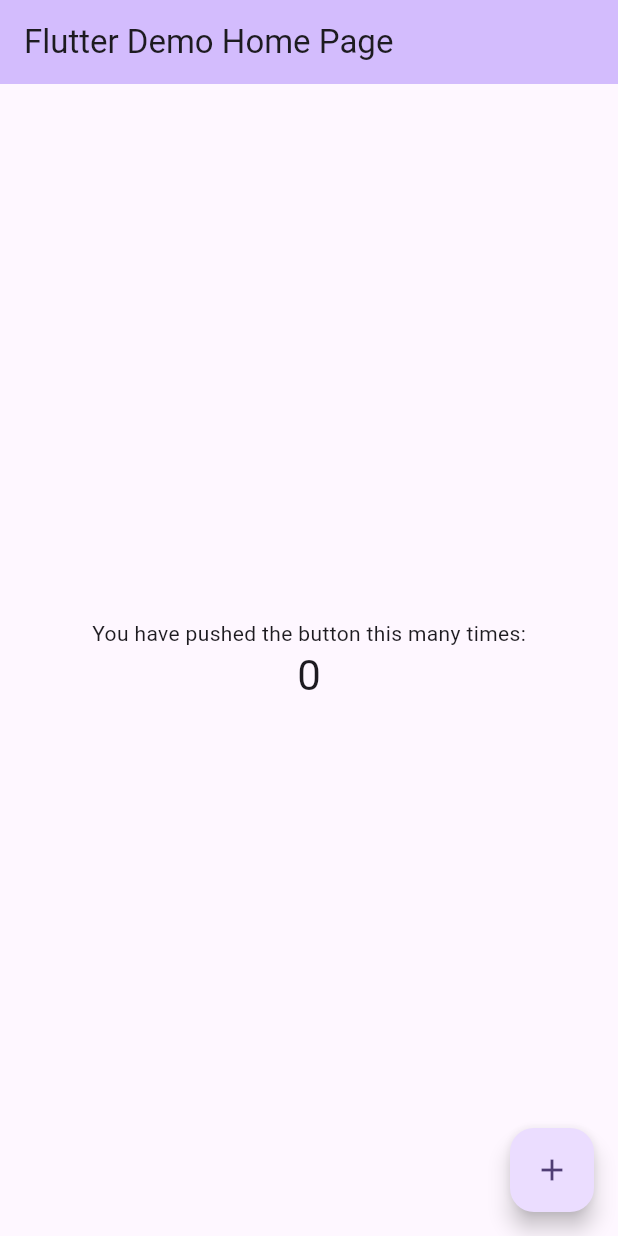
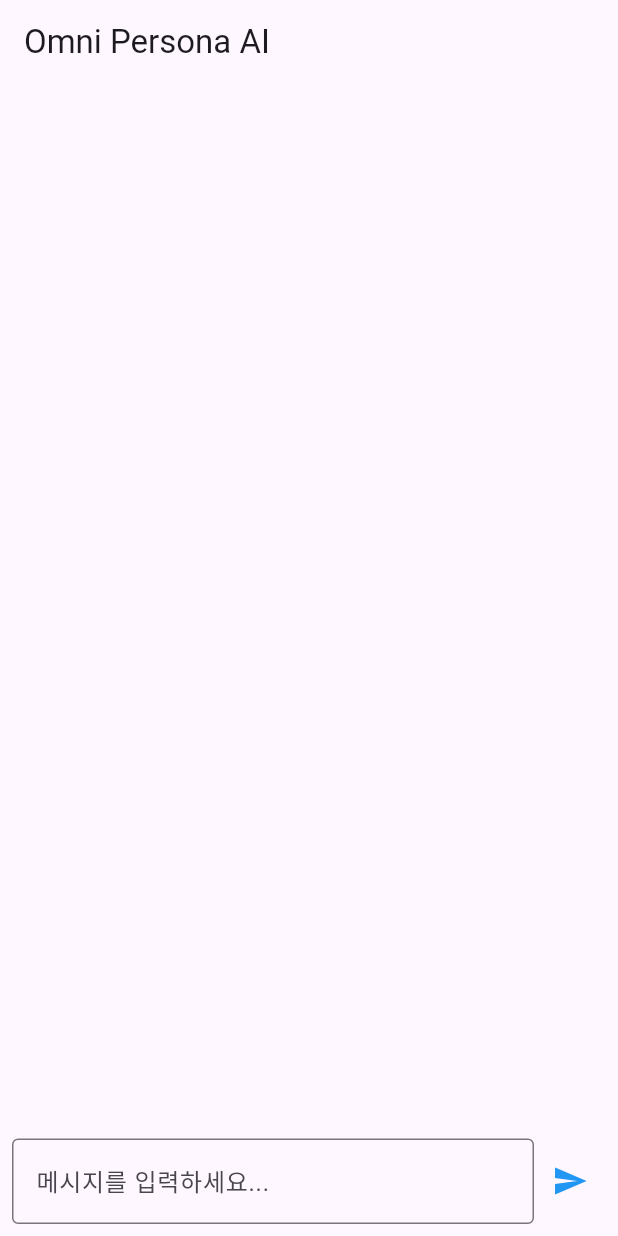
Before and after one commit to lshee9008/omni-persona-ai-architecture-test, a Flutter app: the screen it shows after launch, on a phone screen of 412 x 824 dp. Run offline on Flutter 3.47's test engine with Material 3 defaults, Android fonts, the phone set to English and light mode, and no system bars; our stand-ins replace dio, flutter_riverpod.

Commit message:
UI(ChatScreen)는 단순히 데이터 상태(chatMessages)만 보여주고, 비즈니스 로직(API 호출, 로딩 상태 변경 등)은 철저히 ChatNotifier로 분리하여 유지보수성과 테스트 용이성을높힘, 비동기 상태 관리 - isLoading 플래그를 활용하여 네트워크 지연 시간 동안 사용자에게 로딩 인디케이터를 보여주는 UX를 고려

```diff
--- a/front/flutter_omni_persona_ai_architecture_test/lib/main.dart
+++ b/front/flutter_omni_persona_ai_architecture_test/lib/main.dart
@@ -1,122 +1,23 @@
 import 'package:flutter/material.dart';
+import 'package:flutter_riverpod/flutter_riverpod.dart';
+import 'screens/chat_screen.dart';
 
 void main() {
-  runApp(const MyApp());
+  runApp(
+    // ProviderScope로 감싸주어야 Riverpod이 동작합니다.
+    const ProviderScope(child: MyApp()),
+  );
 }
 
 class MyApp extends StatelessWidget {
   const MyApp({super.key});
 
-  // This widget is the root of your application.
   @override
   Widget build(BuildContext context) {
     return MaterialApp(
-      title: 'Flutter Demo',
-      theme: ThemeData(
-        // This is the theme of your application.
-        //
-        // TRY THIS: Try running your application with "flutter run". You'll see
-        // the application has a purple toolbar. Then, without quitting the app,
-        // try changing the seedColor in the colorScheme below to Colors.green
-        // and then invoke "hot reload" (save your changes or press the "hot
-        // reload" button in a Flutter-supported IDE, or press "r" if you used
-        // the command line to start the app).
-        //
-        // Notice that the counter didn't reset back to zero; the application
-        // state is not lost during the reload. To reset the state, use hot
-        // restart instead.
-        //
-        // This works for code too, not just values: Most code changes can be
-        // tested with just a hot reload.
-        colorScheme: .fromSeed(seedColor: Colors.deepPurple),
-      ),
-      home: const MyHomePage(title: 'Flutter Demo Home Page'),
+      title: 'Omni Persona AI',
+      theme: ThemeData(primarySwatch: Colors.blue),
+      home: ChatScreen(),
     );
   }
 }
-
-class MyHomePage extends StatefulWidget {
-  const MyHomePage({super.key, required this.title});
-
-  // This widget is the home page of your application. It is stateful, meaning
-  // that it has a State object (defined below) that contains fields that affect
-  // how it looks.
-
-  // This class is the configuration for the state. It holds the values (in this
-  // case the title) provided by the parent (in this case the App widget) and
-  // used by the build method of the State. Fields in a Widget subclass are
-  // always marked "final".
-
-  final String title;
-
-  @override
-  State<MyHomePage> createState() => _MyHomePageState();
-}
-
-class _MyHomePageState extends State<MyHomePage> {
-  int _counter = 0;
-
-  void _incrementCounter() {
-    setState(() {
-      // This call to setState tells the Flutter framework that something has
-      // changed in this State, which causes it to rerun the build method below
-      // so that the display can reflect the updated values. If we changed
-      // _counter without calling setState(), then the build method would not be
-      // called again, and so nothing would appear to happen.
-      _counter++;
-    });
-  }
-
-  @override
-  Widget build(BuildContext context) {
-    // This method is rerun every time setState is called, for instance as done
-    // by the _incrementCounter method above.
-    //
-    // The Flutter framework has been optimized to make rerunning build methods
-    // fast, so that you can just rebuild anything that needs updating rather
-    // than having to individually change instances of widgets.
-    return Scaffold(
-      appBar: AppBar(
-        // TRY THIS: Try changing the color here to a specific color (to
-        // Colors.amber, perhaps?) and trigger a hot reload to see the AppBar
-        // change color while the other colors stay the same.
-        backgroundColor: Theme.of(context).colorScheme.inversePrimary,
-        // Here we take the value from the MyHomePage object that was created by
-        // the App.build method, and use it to set our appbar title.
-        title: Text(widget.title),
-      ),
-      body: Center(
-        // Center is a layout widget. It takes a single child and positions it
-        // in the middle of the parent.
-        child: Column(
-          // Column is also a layout widget. It takes a list of children and
-          // arranges them vertically. By default, it sizes itself to fit its
-          // children horizontally, and tries to be as tall as its parent.
-          //
-          // Column has various properties to control how it sizes itself and
-          // how it positions its children. Here we use mainAxisAlignment to
-          // center the children vertically; the main axis here is the vertical
-          // axis because Columns are vertical (the cross axis would be
-          // horizontal).
-          //
-          // TRY THIS: Invoke "debug painting" (choose the "Toggle Debug Paint"
-          // action in the IDE, or press "p" in the console), to see the
-          // wireframe for each widget.
-          mainAxisAlignment: .center,
-          children: [
-            const Text('You have pushed the button this many times:'),
-            Text(
-              '$_counter',
-              style: Theme.of(context).textTheme.headlineMedium,
-            ),
-          ],
-        ),
-      ),
-      floatingActionButton: FloatingActionButton(
-        onPressed: _incrementCounter,
-        tooltip: 'Increment',
-        child: const Icon(Icons.add),
-      ),
-    );
-  }
-}
--- /dev/null
+++ b/front/flutter_omni_persona_ai_architecture_test/lib/screens/chat_screen.dart
@@ -0,0 +1,87 @@
+import 'package:flutter/material.dart';
+import 'package:flutter_riverpod/flutter_riverpod.dart';
+import '../providers/chat_provider.dart';
+
+class ChatScreen extends ConsumerWidget {
+  ChatScreen({super.key});
+
+  final TextEditingController _controller = TextEditingController();
+
+  @override
+  Widget build(BuildContext context, WidgetRef ref) {
+    // 채팅 상태 구독
+    final chatMessages = ref.watch(chatProvider);
+    final chatNotifier = ref.read(chatProvider.notifier);
+
+    return Scaffold(
+      appBar: AppBar(title: const Text('Omni Persona AI')),
+      body: Column(
+        children: [
+          // 채팅 목록 영역
+          Expanded(
+            child: ListView.builder(
+              padding: const EdgeInsets.all(16.0),
+              itemCount: chatMessages.length,
+              itemBuilder: (context, index) {
+                final message = chatMessages[index];
+                final isUser = message.role == 'user';
+
+                return Align(
+                  alignment: isUser
+                      ? Alignment.centerRight
+                      : Alignment.centerLeft,
+                  child: Container(
+                    margin: const EdgeInsets.only(bottom: 8.0),
+                    padding: const EdgeInsets.all(12.0),
+                    decoration: BoxDecoration(
+                      color: isUser ? Colors.blue[100] : Colors.grey[300],
+                      borderRadius: BorderRadius.circular(12.0),
+                    ),
+                    child: Text(message.content),
+                  ),
+                );
+              },
+            ),
+          ),
+
+          // 로딩 표시기
+          if (chatNotifier.isLoading)
+            const Padding(
+              padding: EdgeInsets.all(8.0),
+              child: CircularProgressIndicator(),
+            ),
+
+          // 입력창 영역
+          Padding(
+            padding: const EdgeInsets.all(8.0),
+            child: Row(
+              children: [
+                Expanded(
+                  child: TextField(
+                    controller: _controller,
+                    decoration: const InputDecoration(
+                      hintText: '메시지를 입력하세요...',
+                      border: OutlineInputBorder(),
+                    ),
+                    onSubmitted: (value) {
+                      chatNotifier.sendMessage(value);
+                      _controller.clear();
+                    },
+                  ),
+                ),
+                IconButton(
+                  icon: const Icon(Icons.send),
+                  color: Colors.blue,
+                  onPressed: () {
+                    chatNotifier.sendMessage(_controller.text);
+                    _controller.clear();
+                  },
+                ),
+              ],
+            ),
+          ),
+        ],
+      ),
+    );
+  }
+}
--- a/front/flutter_omni_persona_ai_architecture_test/pubspec.yaml
+++ b/front/flutter_omni_persona_ai_architecture_test/pubspec.yaml
@@ -34,6 +34,11 @@ dependencies:
   # The following adds the Cupertino Icons font to your application.
   # Use with the CupertinoIcons class for iOS style icons.
   cupertino_icons: ^1.0.8
+  flutter_riverpod: ^2.4.9  # 상태 관리
+  dio: ^5.4.0               # HTTP 통신 (FastAPI 연동)
+  hive: ^2.2.3              # 로컬 DB (Phase 4에서 사용)
+  hive_flutter: ^1.1.0      # Hive의 Flutter 확장
+  uuid: ^4.3.3              # 고유 세션 ID 생성용
 
 dev_dependencies:
   flutter_test:
```
Also changed, not shown: front/flutter_omni_persona_ai_architecture_test/lib/models/chat_message.dart (added, +9 -0 lines), front/flutter_omni_persona_ai_architecture_test/lib/providers/chat_provider.dart (added, +43 -0 lines), front/flutter_omni_persona_ai_architecture_test/lib/services/api_service.dart (added, +30 -0 lines), front/flutter_omni_persona_ai_architecture_test/pubspec.lock, 10 other files.
